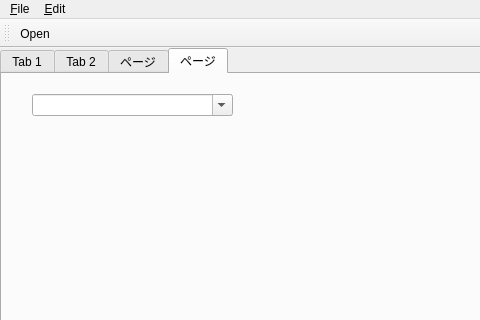
Old version of the form MainWindow.ui in the repository soramimi/QtDarkStyle; both pictures show x 0 to 480 and y 0 to 320 of the 765 by 635 pixel window.
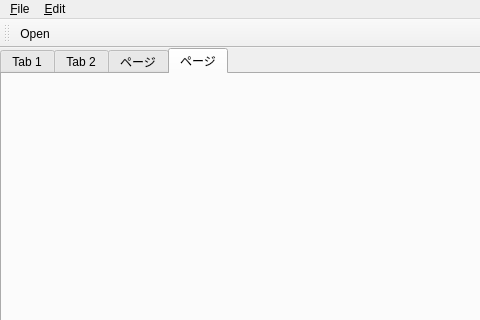
New version of the form. The open tabs and pages were chosen to show the change.

Diff of the .ui file:
```diff
--- a/MainWindow.ui
+++ b/MainWindow.ui
@@ -389,22 +389,6 @@
        <attribute name="title">
         <string>ページ</string>
        </attribute>
-       <widget class="QComboBox" name="comboBox">
-        <property name="geometry">
-         <rect>
-          <x>30</x>
-          <y>20</y>
-          <width>201</width>
-          <height>22</height>
-         </rect>
-        </property>
-        <property name="editable">
-         <bool>true</bool>
-        </property>
-        <property name="currentText">
-         <string/>
-        </property>
-       </widget>
       </widget>
      </widget>
     </item>
```
Left out of the diff: 8 changed lines with no effect on the pictures.
